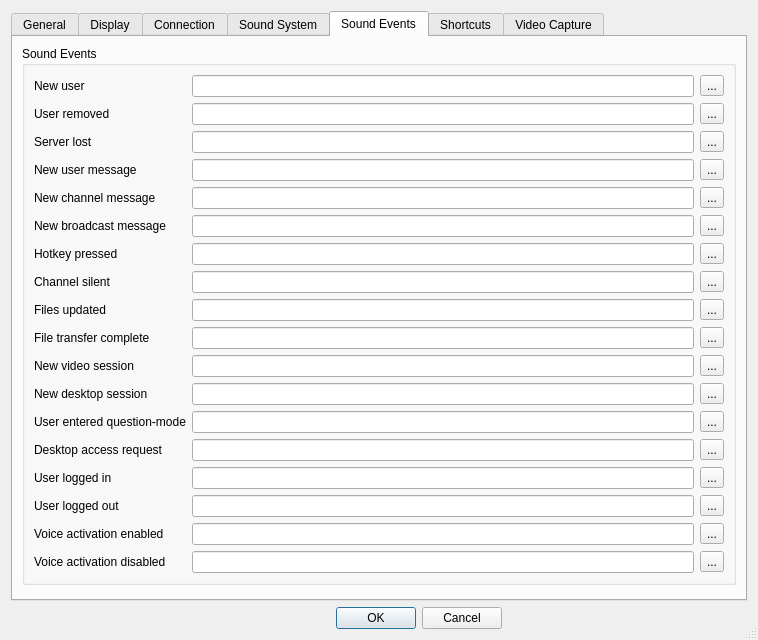
Qt form Client/qtTeamTalk/preferences.ui (BearWare/TeamTalk5) before a commit.
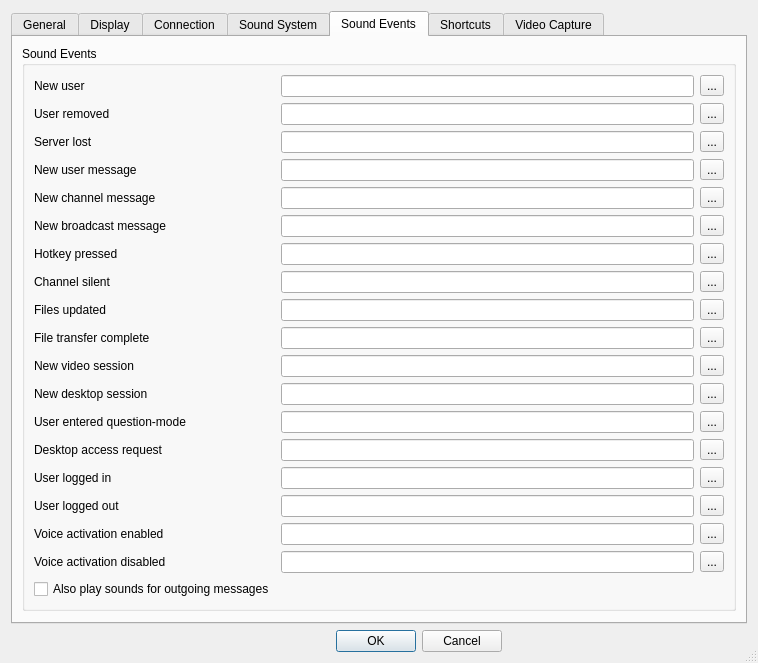
The same form after that commit. The open tabs and pages were chosen to show the change. Icons and pictures are not drawn.

Commit message: Option to play sounds for outgoing messages on QT

What changed in the file:
```diff
--- a/Client/qtTeamTalk/preferences.ui
+++ b/Client/qtTeamTalk/preferences.ui
@@ -1536,6 +1536,13 @@
               </property>
              </widget>
             </item>
+            <item>
+             <widget class="QCheckBox" name="soundsendChkBox">
+              <property name="text">
+               <string>Also play sounds for outgoing messages</string>
+              </property>
+             </widget>
+            </item>
            </layout>
           </item>
          </layout>
```
Left out of the diff: 1 changed line with no effect on the pictures. The commit also changes 4 other files.
